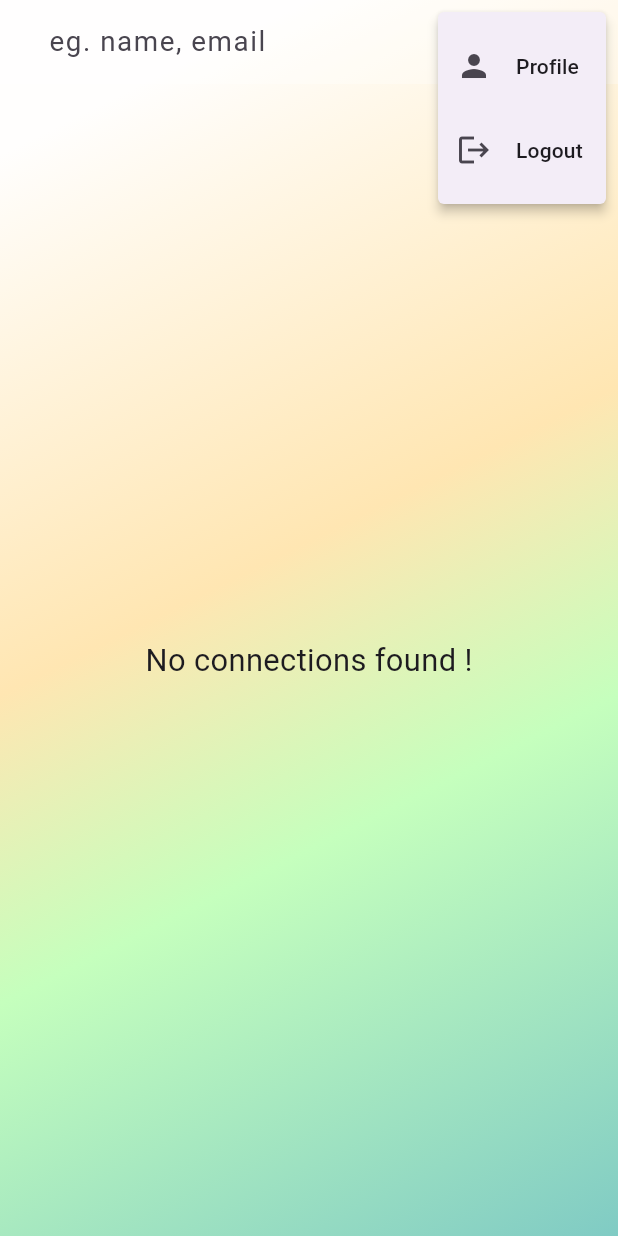
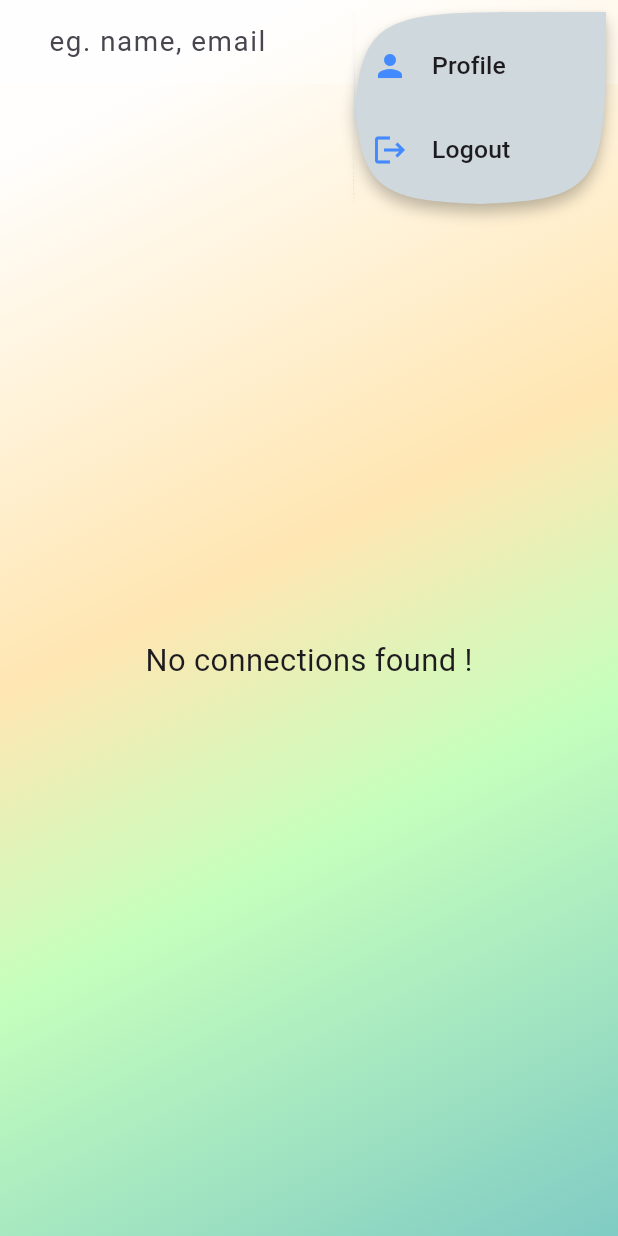
Before and after one commit to MaxJakaria/firebase, a Flutter app: the MyHomePage screen opened directly, after a tap on the "search" icon, after a tap on the "more vert" icon, on a phone screen of 412 x 824 dp. Run offline on Flutter 3.47's test engine with Material 3 defaults, Android fonts, the phone set to English and light mode, and no system bars; our stand-ins replace cached_network_image, cloud_firestore, firebase_auth, firebase_core, firebase_storage, google_fonts and 1 more; accounts and stored records are empty; Roboto replaces fonts that are missing (Acme).

Commit message:
Fix list passing problem

```diff
--- a/lib/UI/homepage.dart
+++ b/lib/UI/homepage.dart
@@ -1,11 +1,10 @@
 import 'package:cloud_firestore/cloud_firestore.dart';
 import 'package:firebase/Models/chat_card.dart';
 import 'package:firebase/Models/chat_user.dart';
-import 'package:firebase/UI/login_page.dart';
-import 'package:firebase/UI/profile_screen.dart';
-import 'package:firebase_auth/firebase_auth.dart';
+import 'package:firebase/UI/pop_up_menu.dart';
 import 'package:flutter/cupertino.dart';
 import 'package:flutter/material.dart';
+import 'package:google_fonts/google_fonts.dart';
 
 class MyHomePage extends StatefulWidget {
   const MyHomePage({super.key});
@@ -86,7 +85,14 @@ class _MyHomePageState extends State<MyHomePage> {
                       },
                     ),
                   )
-                : Text('Chat'),
+                : Padding(
+                    padding: EdgeInsets.only(
+                        left: MediaQuery.of(context).size.width * 0.02),
+                    child: Text(
+                      'Chats',
+                      style: GoogleFonts.acme(color: Colors.lightGreen[700]),
+                    ),
+                  ),
             actions: [
               //________________________________________________________________________Search button
               IconButton(
@@ -100,57 +106,8 @@ class _MyHomePageState extends State<MyHomePage> {
                 icon: Icon(
                     _isSearching ? CupertinoIcons.clear_circled : Icons.search),
               ),
-              // Menu button
-              PopupMenuButton<String>(
-                onSelected: (String result) async {
-                  if (result == 'profile') {
-                    //_________________________________________________________________________ Call list Current user to profile screen
-
-                    // Find the index of the current user in the list
-                    int currentUserIndex = list.indexWhere((user) =>
-                        user.email == FirebaseAuth.instance.currentUser!.email);
-
-                    Navigator.pushAndRemoveUntil(
-                      context,
-                      MaterialPageRoute(
-                          builder: (context) =>
-                              profileScreen(user: list[currentUserIndex])),
-                      (route) => false,
-                    );
-                  } else if (result == 'logout') {
-                    showDialog(
-                      context: context,
-                      builder: (_) => const Center(
-                        child: CircularProgressIndicator(),
-                      ),
-                    );
-                    await FirebaseAuth.instance.signOut().then(
-                          (value) => Navigator.pushReplacement(
-                            context,
-                            MaterialPageRoute(
-                              builder: (context) => const LoginPage(),
-                            ),
-                          ),
-                        );
-                  }
-                },
-                itemBuilder: (BuildContext context) => <PopupMenuEntry<String>>[
-                  const PopupMenuItem<String>(
-                    value: 'profile',
-                    child: ListTile(
-                      leading: Icon(Icons.person),
-                      title: Text('Profile'),
-                    ),
-                  ),
-                  const PopupMenuItem<String>(
-                    value: 'logout',
-                    child: ListTile(
-                      leading: Icon(Icons.logout),
-                      title: Text('Logout'),
-                    ),
-                  ),
-                ],
-              ),
+              //____________________________________________________________________________ PopUpMenu button
+              CustomPopupMenuButton(userList: list),
             ],
           ),
 
--- /dev/null
+++ b/lib/UI/pop_up_menu.dart
@@ -0,0 +1,89 @@
+import 'package:firebase/Models/chat_user.dart';
+import 'package:firebase/UI/login_page.dart';
+import 'package:firebase/UI/profile_screen.dart';
+import 'package:firebase_auth/firebase_auth.dart';
+import 'package:flutter/material.dart';
+import 'package:google_fonts/google_fonts.dart';
+
+class CustomPopupMenuButton extends StatefulWidget {
+  final List<ChatUser> userList;
+
+  const CustomPopupMenuButton({required this.userList});
+
+  @override
+  State<CustomPopupMenuButton> createState() => _CustomPopupMenuButtonState();
+}
+
+class _CustomPopupMenuButtonState extends State<CustomPopupMenuButton> {
+  @override
+  Widget build(BuildContext context) {
+    final mq = MediaQuery.of(context).size;
+
+    return PopupMenuButton<String>(
+      color: Colors.blueGrey[100],
+      shape: ContinuousRectangleBorder(
+          borderRadius: BorderRadius.only(
+              bottomLeft: Radius.circular(mq.width * 0.5),
+              topLeft: Radius.circular(mq.width * 0.5),
+              bottomRight: Radius.circular(mq.width * 1.0))),
+      onSelected: (String result) async {
+        if (result == 'profile') {
+          // Find the index of the current user in the list
+          int currentUserIndex = widget.userList.indexWhere(
+                  (user) => user.email == FirebaseAuth.instance.currentUser!.email);
+
+          Navigator.pushAndRemoveUntil(
+            context,
+            MaterialPageRoute(
+                builder: (context) =>
+                    profileScreen(user: widget.userList[currentUserIndex])),
+                (route) => false,
+          );
+        } else if (result == 'logout') {
+          showDialog(
+            context: context,
+            builder: (_) => const Center(
+              child: CircularProgressIndicator(),
+            ),
+          );
+          await FirebaseAuth.instance.signOut().then(
+                (value) => Navigator.pushAndRemoveUntil(
+                context,
+                MaterialPageRoute(
+                  builder: (context) => LoginPage(),
+                ),
+                    (route) => false),
+          );
+        }
+      },
+      itemBuilder: (BuildContext context) => <PopupMenuEntry<String>>[
+        PopupMenuItem<String>(
+          value: 'profile',
+          child: ListTile(
+            leading: Icon(
+              Icons.person,
+              color: Colors.blueAccent,
+            ),
+            title: Text(
+              'Profile',
+              style: GoogleFonts.acme(fontSize: mq.width * 0.04),
+            ),
+          ),
+        ),
+        PopupMenuItem<String>(
+          value: 'logout',
+          child: ListTile(
+            leading: Icon(
+              Icons.logout,
+              color: Colors.blueAccent,
+            ),
+            title: Text(
+              'Logout',
+              style: GoogleFonts.acme(fontSize: mq.width * 0.04),
+            ),
+          ),
+        ),
+      ],
+    );
+  }
+}
```
Also changed, not shown: 1 other file.
